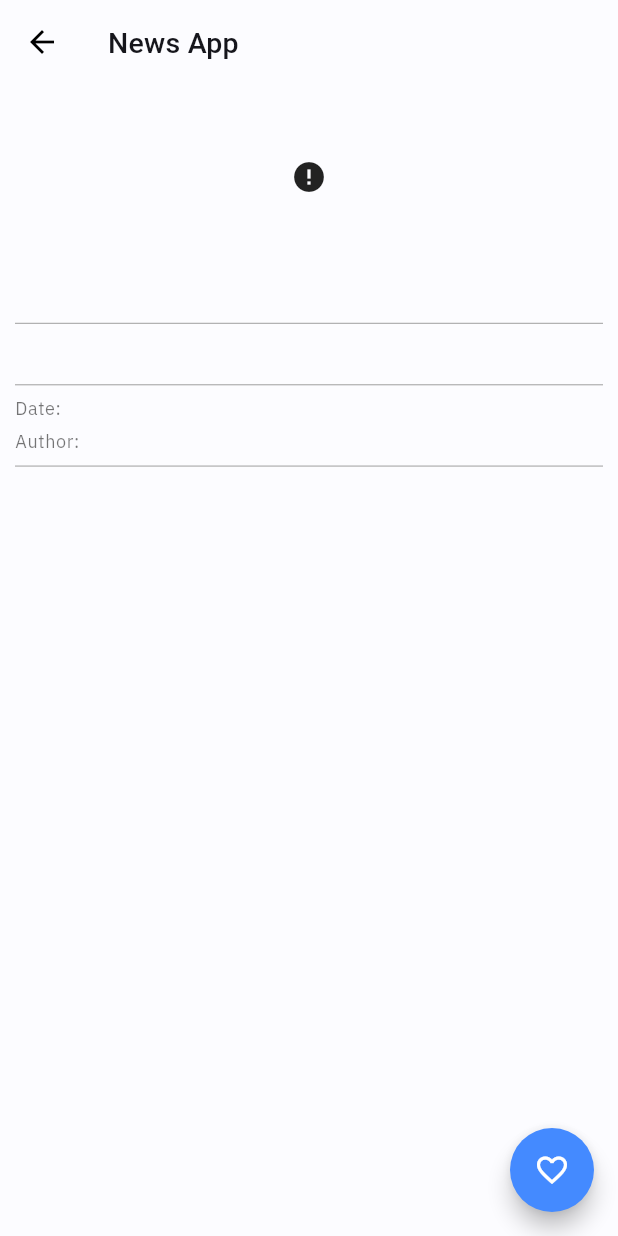
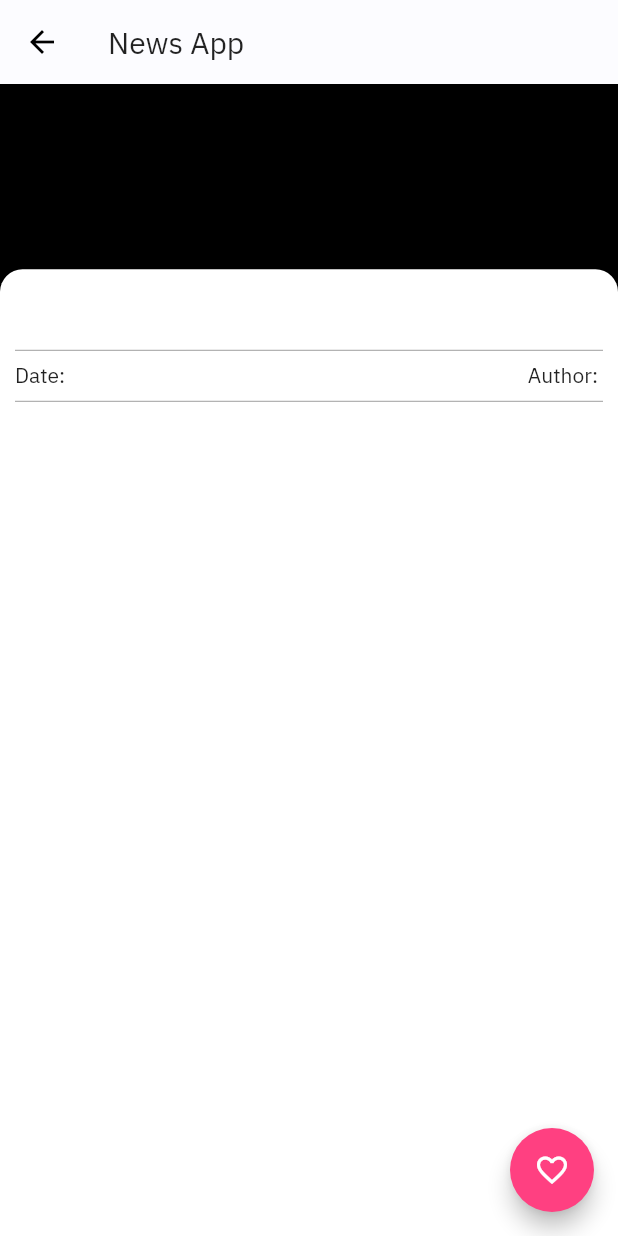
Before and after one commit to rrifafauzikomara/news, a Flutter app: the DetailNewsPage screen opened directly with empty values, on a phone screen of 412 x 824 dp. Run offline on Flutter 3.47's test engine with Material 2 defaults, Android fonts, the phone set to English and light mode, and no system bars; our stand-ins replace bloc, dio, equatable, flutter_bloc, flutter_screenutil; network calls fail.

Commit message:
fix design

```diff
--- a/lib/features/detail/presentation/ui/detail_news_page.dart
+++ b/lib/features/detail/presentation/ui/detail_news_page.dart
@@ -13,15 +13,16 @@ class DetailNewsPage extends StatelessWidget {
   @override
   Widget build(BuildContext context) {
     return Scaffold(
+      backgroundColor: Colors.black,
       appBar: AppBar(
         title: Text('News App'),
       ),
       floatingActionButton: FloatingActionButton(
+        backgroundColor: Colors.pinkAccent,
         child: Icon(Icons.favorite_border),
         onPressed: null,
       ),
-      body: SingleChildScrollView(
-        child: Column(
+      body: Column(
         children: [
           article.urlToImage == null
               ? Container(
@@ -42,41 +43,59 @@ class DetailNewsPage extends StatelessWidget {
                     ),
                   ),
                 ),
-            Padding(
+          Expanded(
+            child: Container(
+              decoration: BoxDecoration(
+                color: Colors.white,
+                borderRadius: BorderRadius.vertical(
+                  top: Radius.circular(15),
+                ),
+              ),
+              child: Padding(
                 padding: EdgeInsets.all(10),
                 child: Column(
                   crossAxisAlignment: CrossAxisAlignment.start,
                   children: [
+                    SizedBox(height: 10),
                     Text(
-                    article.description ?? "",
-                    style: Theme.of(context).textTheme.bodyText2,
+                      article.title ?? "",
+                      style: TextStyle(
+                        fontWeight: FontWeight.bold,
+                        fontSize: 20,
+                      ),
                     ),
                     Divider(color: Colors.grey),
-                  Text(
-                    article.title ?? "",
-                    style: Theme.of(context).textTheme.headline6,
-                  ),
-                  Divider(color: Colors.grey),
+                    Row(
+                      mainAxisAlignment: MainAxisAlignment.spaceBetween,
+                      children: [
                         Text(
                           'Date: ${article.publishedAt}',
-                    style: Theme.of(context).textTheme.caption,
+                          style: TextStyle(
+                            fontSize: 14,
                           ),
-                  SizedBox(height: 10.h),
+                        ),
                         Text(
                           'Author: ${article.author}',
-                    style: Theme.of(context).textTheme.caption,
+                          style: TextStyle(
+                            fontSize: 14,
+                          ),
+                        ),
+                      ],
                     ),
                     Divider(color: Colors.grey),
                     Text(
                       article.content ?? "",
-                    style: Theme.of(context).textTheme.bodyText1,
+                      style: TextStyle(
+                        fontSize: 16,
+                      ),
                     ),
                     SizedBox(height: 10.h),
                   ],
                 ),
               ),
+            ),
+          ),
         ],
-        ),
       ),
     );
   }
--- a/lib/shared/common/themes.dart
+++ b/lib/shared/common/themes.dart
@@ -2,34 +2,6 @@ import 'package:flutter/material.dart';
 import 'package:news/shared/common/color_palettes.dart';
 
 class Themes {
-  // Styling for text
-  static TextTheme _myTextTheme = TextTheme(
-    headline1: TextStyle(
-        fontSize: 92, fontWeight: FontWeight.w300, letterSpacing: -1.5),
-    headline2: TextStyle(
-        fontSize: 57, fontWeight: FontWeight.w300, letterSpacing: -0.5),
-    headline3: TextStyle(fontSize: 46, fontWeight: FontWeight.w400),
-    headline4: TextStyle(
-        fontSize: 32, fontWeight: FontWeight.w400, letterSpacing: 0.25),
-    headline5: TextStyle(fontSize: 23, fontWeight: FontWeight.w400),
-    headline6: TextStyle(
-        fontSize: 19, fontWeight: FontWeight.w500, letterSpacing: 0.15),
-    subtitle1: TextStyle(
-        fontSize: 15, fontWeight: FontWeight.w400, letterSpacing: 0.15),
-    subtitle2: TextStyle(
-        fontSize: 13, fontWeight: FontWeight.w500, letterSpacing: 0.1),
-    bodyText1: TextStyle(
-        fontSize: 16, fontWeight: FontWeight.w400, letterSpacing: 0.5),
-    bodyText2: TextStyle(
-        fontSize: 14, fontWeight: FontWeight.w400, letterSpacing: 0.25),
-    button: TextStyle(
-        fontSize: 14, fontWeight: FontWeight.w500, letterSpacing: 1.25),
-    caption: TextStyle(
-        fontSize: 12, fontWeight: FontWeight.w400, letterSpacing: 0.4),
-    overline: TextStyle(
-        fontSize: 10, fontWeight: FontWeight.w400, letterSpacing: 1.5),
-  );
-
   // Styling for light theme
   static ThemeData lightTheme = ThemeData(
     fontFamily: 'IBMPlexSans',
@@ -39,9 +11,7 @@ class Themes {
     cursorColor: ColorPalettes.lightAccent,
     dividerColor: ColorPalettes.darkBG,
     scaffoldBackgroundColor: ColorPalettes.lightBG,
-    textTheme: _myTextTheme,
     appBarTheme: AppBarTheme(
-      textTheme: _myTextTheme.apply(bodyColor: ColorPalettes.darkPrimary),
       elevation: 0,
     ),
     bottomNavigationBarTheme: BottomNavigationBarThemeData(
@@ -69,9 +39,7 @@ class Themes {
     dividerColor: ColorPalettes.lightPrimary,
     scaffoldBackgroundColor: ColorPalettes.darkBG,
     cursorColor: ColorPalettes.darkAccent,
-    textTheme: _myTextTheme,
     appBarTheme: AppBarTheme(
-      textTheme: _myTextTheme.apply(bodyColor: ColorPalettes.lightPrimary),
       elevation: 0,
     ),
     bottomNavigationBarTheme: BottomNavigationBarThemeData(
--- a/lib/shared/widget/card_article.dart
+++ b/lib/shared/widget/card_article.dart
@@ -15,7 +15,7 @@ class CardArticle extends StatelessWidget {
       child: ListTile(
         contentPadding:
             const EdgeInsets.symmetric(horizontal: 16.0, vertical: 8.0),
-        leading: article.urlToImage == null
+        trailing: article.urlToImage == null
             ? Container(
                 width: 200.w,
                 child: Center(child: Icon(Icons.error)),
--- a/lib/shared/widget/news_header.dart
+++ b/lib/shared/widget/news_header.dart
@@ -53,6 +53,7 @@ class NewsHeader extends StatelessWidget {
                       Align(
                         alignment: Alignment.topRight,
                         child: Card(
+                          color: Colors.pinkAccent,
                           margin: EdgeInsets.all(0),
                           shape: BeveledRectangleBorder(
                             borderRadius: BorderRadius.only(
@@ -63,7 +64,11 @@ class NewsHeader extends StatelessWidget {
                             padding: const EdgeInsets.all(10),
                             child: Text(
                               "New",
-                              style: Theme.of(context).textTheme.headline6,
+                              style: TextStyle(
+                                  fontSize: 19,
+                                  fontWeight: FontWeight.bold,
+                                  letterSpacing: 0.15,
+                                  color: Colors.white),
                               textAlign: TextAlign.center,
                             ),
                           ),
@@ -80,6 +85,7 @@ class NewsHeader extends StatelessWidget {
                   article.title,
                   overflow: TextOverflow.ellipsis,
                   maxLines: 2,
+                  style: TextStyle(fontSize: 16),
                 ),
               ),
             ),
```
Lines whose indentation alone changed are shown as unchanged.
